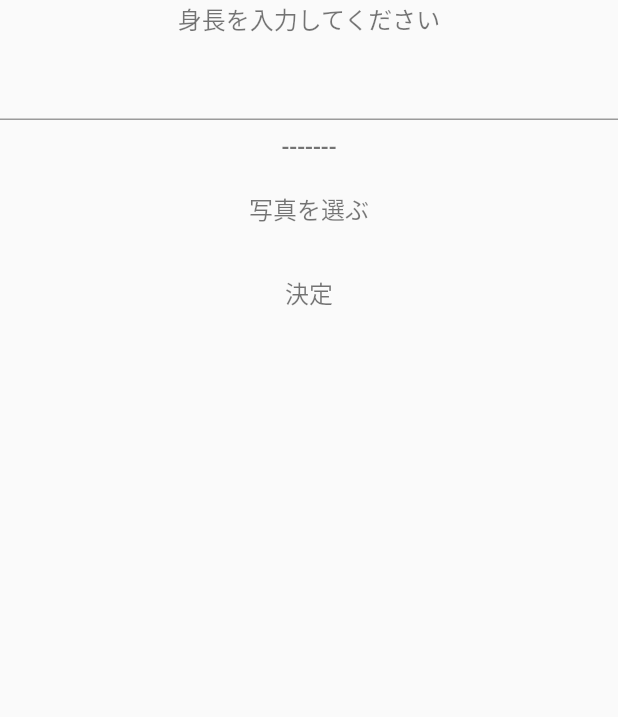
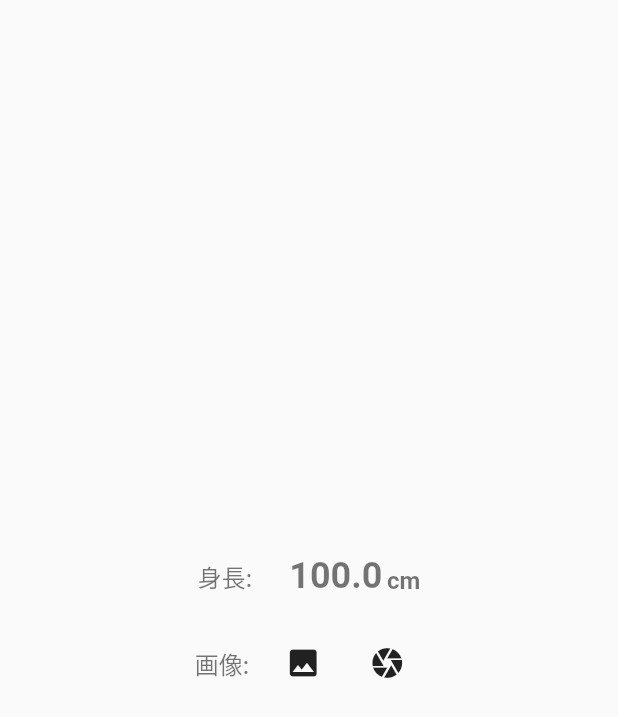
Before and after one commit to ShuheiYoshidaJP/shus_flutter, a Flutter app: the PoseInitialPage screen opened by its route, on a phone screen of 412 x 824 dp. Shown: the top 717 px of the screen. Run offline on Flutter 3.47's test engine with Material 2 defaults, Android fonts, the phone set to English and light mode, and no system bars; our stand-ins replace auto_route, freezed_annotation, image_picker; generated files the repository leaves out were written again.

Commit message:
update pose initial page

```diff
--- a/lib/feature/pose/pose_initial_page.dart
+++ b/lib/feature/pose/pose_initial_page.dart
@@ -1,5 +1,9 @@
+import 'dart:io';
+
 import 'package:flutter/material.dart';
+import 'package:image_picker/image_picker.dart';
 import 'package:shus_flutter/common/styles.dart';
+import 'package:shus_flutter/common/ui_components/length_text_field.dart';
 import 'package:shus_flutter/common/ui_components/space.dart';
 
 class PoseInitialPage extends StatefulWidget {
@@ -10,37 +14,101 @@ class PoseInitialPage extends StatefulWidget {
 }
 
 class _PoseInitialPageState extends State<PoseInitialPage> {
-  final controller = TextEditingController();
-  String fileName = "-------";
+  final picker = ImagePicker();
+  String label = '';
+  double height = 100.0;
+  PickedFile? file;
 
   @override
   Widget build(BuildContext context) {
     return Scaffold(
-      body: Center(
-        child: Column(
-          children: [
-            const Text('身長を入力してください', style: Styles.body),
-            Space.h8,
-            TextField(
-              controller: controller,
-              keyboardType:
-                  const TextInputType.numberWithOptions(decimal: true),
+      body: Column(
+        mainAxisAlignment: MainAxisAlignment.center,
+        children: [
+          if (label != '') ...{
+            Text(
+              label,
+              style: Styles.body,
             ),
             Space.h8,
-            Text(fileName, style: Styles.body),
+          },
+          if (file != null) ...{
+            Image.file(
+              File(file!.path),
+              width: 100,
+              height: 100,
+            ),
             Space.h8,
-            TextButton(
-              onPressed: () {},
-              child: const Text('写真を選ぶ', style: Styles.body),
-            ),
+          },
+          Row(
+            mainAxisAlignment: MainAxisAlignment.center,
+            children: [
+              const Text(
+                '身長: ',
+                style: Styles.body,
+              ),
+              Space.w8,
+              LengthTextField(
+                initialValue: height,
+                width: 100.0,
+                suffixValue: 'cm',
+                valueStyle: Styles.input,
+                suffixStyle: Styles.inputSuffix,
+                onSubmitted: ((heightStr) {
+                  setState(() {
+                    try {
+                      final parsedHeight = double.parse(heightStr);
+                      setState(() {
+                        height = parsedHeight;
+                        label = '';
+                      });
+                    } catch (e) {
+                      setState(() {
+                        label = '身長が不正です';
+                      });
+                    }
+                  });
+                }),
+              ),
+            ],
+          ),
+          Space.h8,
+          Row(
+            mainAxisAlignment: MainAxisAlignment.center,
+            children: [
+              const Text('画像: ', style: Styles.body),
+              Space.w8,
+              Row(
+                children: [
+                  IconButton(
+                    onPressed: () => _pickImage(ImageSource.gallery),
+                    icon: const Icon(Icons.photo),
+                  ),
+                  Space.w8,
+                  IconButton(
+                    onPressed: () => _pickImage(ImageSource.camera),
+                    icon: const Icon(Icons.camera),
+                  ),
+                ],
+              ),
+            ],
+          ),
+          if (file != null && height > 0) ...{
             Space.h8,
             TextButton(
               onPressed: () {},
               child: const Text('決定', style: Styles.body),
             ),
-          ],
-        ),
+          },
+        ],
       ),
     );
   }
+
+  Future<void> _pickImage(ImageSource source) async {
+    final pickedFile = await picker.getImage(source: source);
+    setState(() {
+      file = pickedFile;
+    });
+  }
 }
```
